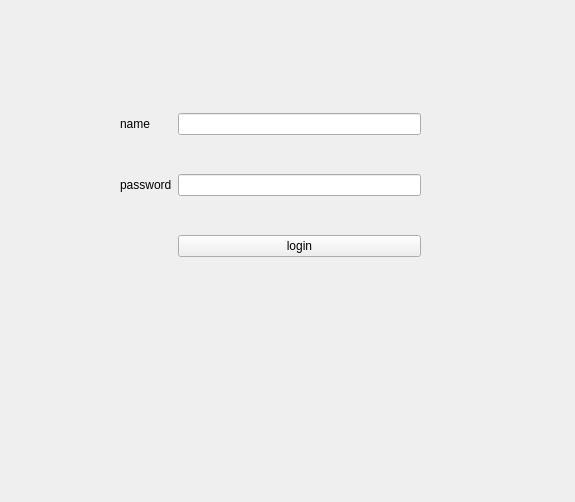
Old version of the form StoreManager/mainwindow.ui in the repository grimcake/StoreManager.
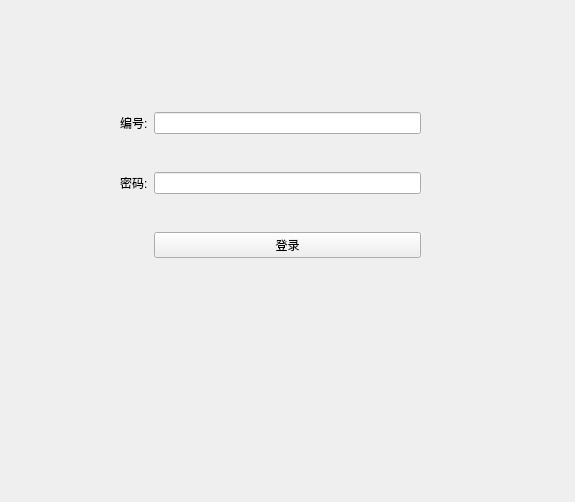
New version of the form.

The edit to the form file:
```diff
--- a/StoreManager/mainwindow.ui
+++ b/StoreManager/mainwindow.ui
@@ -30,7 +30,7 @@
      <item row="1" column="0">
       <widget class="QLabel" name="label">
        <property name="text">
-        <string>name</string>
+        <string>编号:</string>
        </property>
       </widget>
      </item>
@@ -40,14 +40,14 @@
      <item row="4" column="0">
       <widget class="QLabel" name="label_2">
        <property name="text">
-        <string>password</string>
+        <string>密码:</string>
        </property>
       </widget>
      </item>
      <item row="5" column="1">
       <widget class="QPushButton" name="pushButton">
        <property name="text">
-        <string>login</string>
+        <string>登录</string>
        </property>
       </widget>
      </item>
```
Left out of the diff: 2 changed lines with no effect on the pictures.
